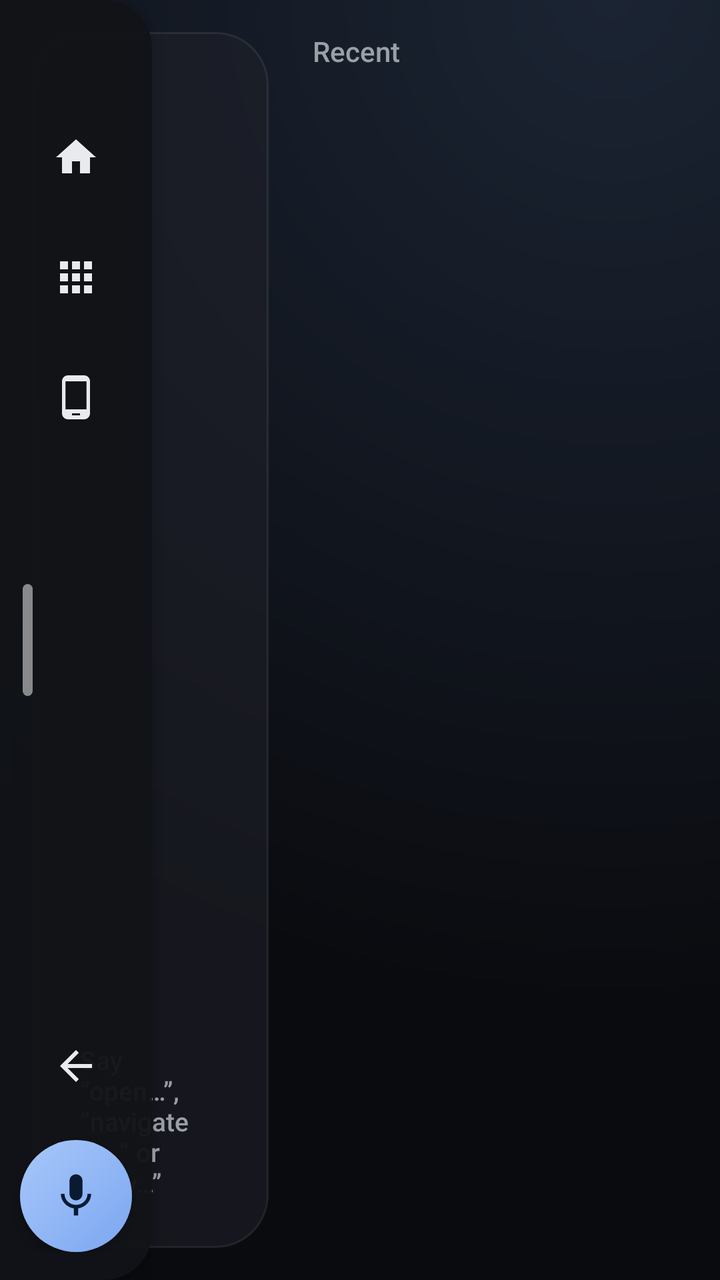
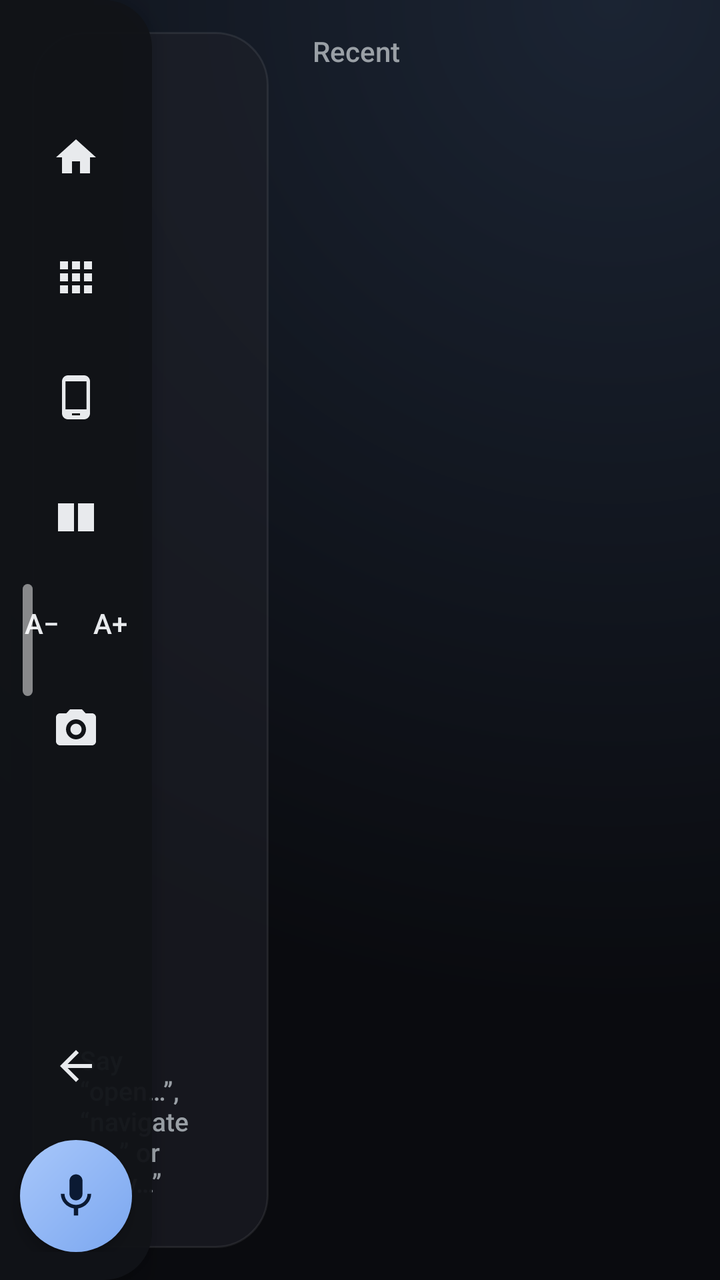

Compare the two renders of this Android layout. The source of the first and the diff that turns it into the second are given below.
<!-- AndroidManifest.xml: application theme Theme.OpenDash -->
<!-- res/layout/car_shell.xml -->
<?xml version="1.0" encoding="utf-8"?>
<FrameLayout xmlns:android="http://schemas.android.com/apk/res/android"
    android:id="@+id/root"
    android:layout_width="match_parent"
    android:layout_height="match_parent"
    android:background="@drawable/car_bg_gradient">

    <FrameLayout
        android:id="@+id/content"
        android:layout_width="match_parent"
        android:layout_height="match_parent">

        
        <LinearLayout
            android:id="@+id/pageHome"
            android:layout_width="match_parent"
            android:layout_height="match_parent"
            android:baselineAligned="false"
            android:orientation="horizontal"
            android:padding="16dp">

            <LinearLayout
                android:layout_width="0dp"
                android:layout_height="match_parent"
                android:layout_marginEnd="16dp"
                android:layout_weight="0.38"
                android:background="@drawable/card_bg"
                android:gravity="center_vertical"
                android:orientation="vertical"
                android:padding="24dp">

                <TextView
                    android:id="@+id/homeClock"
                    android:layout_width="wrap_content"
                    android:layout_height="wrap_content"
                    android:fontFamily="sans-serif-light"
                    android:includeFontPadding="false"
                    android:textColor="@color/car_text"
                    android:textSize="56sp" />

                <TextView
                    android:id="@+id/homeDate"
                    android:layout_width="wrap_content"
                    android:layout_height="wrap_content"
                    android:layout_marginTop="6dp"
                    android:fontFamily="sans-serif-medium"
                    android:textColor="@color/car_text_dim"
                    android:textSize="17sp" />

                <TextView
                    android:id="@+id/homeStatus"
                    android:layout_width="wrap_content"
                    android:layout_height="wrap_content"
                    android:layout_marginTop="18dp"
                    android:textColor="@color/car_accent"
                    android:textSize="15sp"
                    android:visibility="gone" />

                <View
                    android:layout_width="1dp"
                    android:layout_height="0dp"
                    android:layout_weight="1" />

                <TextView
                    android:layout_width="wrap_content"
                    android:layout_height="wrap_content"
                    android:fontFamily="sans-serif-medium"
                    android:text="Say “open…”, “navigate to…” or “play…”"
                    android:textColor="@color/car_text_dim"
                    android:textSize="13sp" />
            </LinearLayout>

            <LinearLayout
                android:layout_width="0dp"
                android:layout_height="match_parent"
                android:layout_weight="0.62"
                android:orientation="vertical">

                <TextView
                    android:layout_width="wrap_content"
                    android:layout_height="wrap_content"
                    android:layout_marginStart="6dp"
                    android:layout_marginBottom="6dp"
                    android:fontFamily="sans-serif-medium"
                    android:text="Recent"
                    android:textColor="@color/car_text_dim"
                    android:textSize="14sp" />

                <androidx.recyclerview.widget.RecyclerView
                    android:id="@+id/recentRow"
                    android:layout_width="match_parent"
                    android:layout_height="0dp"
                    android:layout_weight="1"
                    android:overScrollMode="never" />
            </LinearLayout>
        </LinearLayout>

        
        <androidx.recyclerview.widget.RecyclerView
            android:id="@+id/pageApps"
            android:layout_width="match_parent"
            android:layout_height="match_parent"
            android:clipToPadding="false"
            android:overScrollMode="never"
            android:padding="12dp"
            android:scrollbars="none"
            android:visibility="gone" />

        
        <FrameLayout
            android:id="@+id/pageMirror"
            android:layout_width="match_parent"
            android:layout_height="match_parent"
            android:background="#000000"
            android:visibility="gone">

            <TextureView
                android:id="@+id/mirrorView"
                android:layout_width="match_parent"
                android:layout_height="match_parent"
                android:layout_gravity="center" />

            <TextView
                android:id="@+id/mirrorHint"
                android:layout_width="wrap_content"
                android:layout_height="wrap_content"
                android:layout_gravity="center"
                android:background="@drawable/card_bg"
                android:fontFamily="sans-serif-medium"
                android:gravity="center"
                android:paddingStart="32dp"
                android:paddingTop="22dp"
                android:paddingEnd="32dp"
                android:paddingBottom="22dp"
                android:text="Tap here, then “Start now” on your phone to show it here"
                android:textColor="@color/car_text"
                android:textSize="18sp" />

            <LinearLayout
                android:id="@+id/drivingBlock"
                android:layout_width="match_parent"
                android:layout_height="match_parent"
                android:background="#F2000000"
                android:gravity="center"
                android:orientation="vertical"
                android:visibility="gone">

                <TextView
                    android:layout_width="wrap_content"
                    android:layout_height="wrap_content"
                    android:fontFamily="sans-serif-medium"
                    android:text="Video paused while driving"
                    android:textColor="@color/car_text"
                    android:textSize="24sp" />

                <TextView
                    android:layout_width="wrap_content"
                    android:layout_height="wrap_content"
                    android:layout_marginTop="8dp"
                    android:text="It comes back when the car stops"
                    android:textColor="@color/car_text_dim"
                    android:textSize="16sp" />
            </LinearLayout>
        </FrameLayout>

        <TextView
            android:id="@+id/bubble"
            android:layout_width="wrap_content"
            android:layout_height="wrap_content"
            android:layout_gravity="bottom|center_horizontal"
            android:layout_marginBottom="20dp"
            android:background="@drawable/bubble_bg"
            android:elevation="6dp"
            android:fontFamily="sans-serif-medium"
            android:maxWidth="560dp"
            android:paddingStart="24dp"
            android:paddingTop="12dp"
            android:paddingEnd="24dp"
            android:paddingBottom="12dp"
            android:textColor="@color/car_text"
            android:textSize="17sp"
            android:visibility="gone" />
    </FrameLayout>

    
    <LinearLayout
        android:id="@+id/rail"
        android:layout_width="76dp"
        android:layout_height="match_parent"
        android:layout_gravity="start"
        android:background="@drawable/rail_bg"
        android:elevation="10dp"
        android:gravity="center_horizontal"
        android:orientation="vertical"
        android:paddingTop="14dp"
        android:paddingBottom="14dp">

        <TextView
            android:id="@+id/railClock"
            android:layout_width="wrap_content"
            android:layout_height="wrap_content"
            android:layout_marginBottom="10dp"
            android:fontFamily="sans-serif-medium"
            android:textColor="@color/car_text"
            android:textSize="16sp" />

        <ImageButton
            android:id="@+id/btnHome"
            style="@style/RailButton"
            android:contentDescription="Home"
            android:src="@drawable/ic_home" />

        <ImageButton
            android:id="@+id/btnApps"
            style="@style/RailButton"
            android:contentDescription="All apps"
            android:src="@drawable/ic_apps" />

        <ImageButton
            android:id="@+id/btnScreen"
            style="@style/RailButton"
            android:contentDescription="Phone screen"
            android:src="@drawable/ic_phone_screen" />

        <View
            android:layout_width="1dp"
            android:layout_height="0dp"
            android:layout_weight="1" />

        <ImageButton
            android:id="@+id/btnBack"
            style="@style/RailButton"
            android:layout_marginBottom="10dp"
            android:contentDescription="Back"
            android:src="@drawable/ic_back" />

        <ImageButton
            android:id="@+id/btnMic"
            android:layout_width="56dp"
            android:layout_height="56dp"
            android:background="@drawable/mic_button_bg"
            android:contentDescription="Voice"
            android:elevation="4dp"
            android:padding="15dp"
            android:scaleType="fitCenter"
            android:src="@drawable/ic_mic"
            android:tint="#0B1A33" />
    </LinearLayout>


    
    <FrameLayout
        android:id="@+id/railHandle"
        android:layout_width="28dp"
        android:layout_height="96dp"
        android:layout_gravity="start|center_vertical"
        android:contentDescription="Open menu"
        android:elevation="10dp">

        <View
            android:layout_width="5dp"
            android:layout_height="56dp"
            android:layout_gravity="center"
            android:background="@drawable/handle_pill" />
    </FrameLayout>
</FrameLayout>
<!-- resources referenced by this layout -->
<resources>
  <color name="car_accent">#8AB4F8</color>
  <color name="car_text">#E8EAED</color>
  <color name="car_text_dim">#9AA0A6</color>
  <!-- drawable bubble_bg (drawable) -->
  <?xml version="1.0" encoding="utf-8"?>
  <shape xmlns:android="http://schemas.android.com/apk/res/android" android:shape="rectangle">
      <solid android:color="#E6202124" />
      <corners android:radius="28dp" />
      <stroke android:width="1dp" android:color="@color/car_accent" />
  </shape>
  <!-- drawable card_bg (drawable) -->
  <?xml version="1.0" encoding="utf-8"?>
  <shape xmlns:android="http://schemas.android.com/apk/res/android" android:shape="rectangle">
      <solid android:color="#991E2129" />
      <corners android:radius="26dp" />
      <stroke android:width="1dp" android:color="#14FFFFFF" />
  </shape>
  <!-- drawable handle_pill (drawable) -->
  <?xml version="1.0" encoding="utf-8"?>
  <shape xmlns:android="http://schemas.android.com/apk/res/android" android:shape="rectangle">
      <solid android:color="#80FFFFFF" />
      <corners android:radius="3dp" />
  </shape>
  <!-- drawable ic_home (drawable) -->
  <vector xmlns:android="http://schemas.android.com/apk/res/android"
      android:width="24dp" android:height="24dp"
      android:viewportWidth="24" android:viewportHeight="24"
      android:tint="?android:attr/textColorPrimary">
      <path android:fillColor="@android:color/white" android:pathData="M10,20v-6h4v6h5v-8h3L12,3 2,12h3v8z"/>
  </vector>
  <!-- drawable mic_button_bg (drawable) -->
  <?xml version="1.0" encoding="utf-8"?>
  <ripple xmlns:android="http://schemas.android.com/apk/res/android" android:color="#55FFFFFF">
      <item>
          <shape android:shape="oval">
              <gradient android:angle="315" android:startColor="#A8C7FA" android:endColor="#7BA7F0" />
          </shape>
      </item>
  </ripple>
  <!-- drawable rail_bg (drawable) -->
  <?xml version="1.0" encoding="utf-8"?>
  <shape xmlns:android="http://schemas.android.com/apk/res/android" android:shape="rectangle">
      <solid android:color="#F2111318" />
      <corners android:topRightRadius="24dp" android:bottomRightRadius="24dp" />
  </shape>
  <style name="Theme.OpenDash" parent="Theme.Material3.DayNight" />
  <color name="car_selected">#2B3A55</color>
  <!-- unchanged entries left out for length: 7 -->
</resources>

<!-- the commit's change to res/layout/car_shell.xml (unified diff, before → after) -->
@@ -114,11 +114,59 @@
             android:background="#000000"
             android:visibility="gone">
 
-            <TextureView
-                android:id="@+id/mirrorView"
+            <LinearLayout
+                android:id="@+id/screens"
                 android:layout_width="match_parent"
                 android:layout_height="match_parent"
-                android:layout_gravity="center" />
+                android:baselineAligned="false"
+                android:orientation="horizontal">
+
+                <FrameLayout
+                    android:id="@+id/paneA"
+                    android:layout_width="0dp"
+                    android:layout_height="match_parent"
+                    android:layout_weight="1">
+
+                    <TextureView
+                        android:id="@+id/mirrorView"
+                        android:layout_width="match_parent"
+                        android:layout_height="match_parent"
+                        android:layout_gravity="center" />
+                </FrameLayout>
+
+                <View
+                    android:id="@+id/splitDivider"
+                    android:layout_width="4dp"
+                    android:layout_height="match_parent"
+                    android:background="#33FFFFFF"
+                    android:visibility="gone" />
+
+                <FrameLayout
+                    android:id="@+id/paneB"
+                    android:layout_width="0dp"
+                    android:layout_height="match_parent"
+                    android:layout_weight="1"
+                    android:visibility="gone">
+
+                    <TextureView
+                        android:id="@+id/mirrorViewB"
+                        android:layout_width="match_parent"
+                        android:layout_height="match_parent" />
+
+                    <TextView
+                        android:id="@+id/hintB"
+                        android:layout_width="wrap_content"
+                        android:layout_height="wrap_content"
+                        android:layout_gravity="center"
+                        android:background="@drawable/card_bg"
+                        android:fontFamily="sans-serif-medium"
+                        android:gravity="center"
+                        android:padding="20dp"
+                        android:text="Tap to pick an app for this side"
+                        android:textColor="@color/car_text"
+                        android:textSize="16sp" />
+                </FrameLayout>
+            </LinearLayout>
 
             <TextView
                 android:id="@+id/mirrorHint"
@@ -204,28 +252,71 @@
             android:textColor="@color/car_text"
             android:textSize="16sp" />
 
-        <ImageButton
-            android:id="@+id/btnHome"
-            style="@style/RailButton"
-            android:contentDescription="Home"
-            android:src="@drawable/ic_home" />
-
-        <ImageButton
-            android:id="@+id/btnApps"
-            style="@style/RailButton"
-            android:contentDescription="All apps"
-            android:src="@drawable/ic_apps" />
-
-        <ImageButton
-            android:id="@+id/btnScreen"
-            style="@style/RailButton"
-            android:contentDescription="Phone screen"
-            android:src="@drawable/ic_phone_screen" />
-
-        <View
-            android:layout_width="1dp"
+        <ScrollView
+            android:layout_width="match_parent"
             android:layout_height="0dp"
-            android:layout_weight="1" />
+            android:layout_weight="1"
+            android:overScrollMode="never"
+            android:scrollbars="none">
+
+            <LinearLayout
+                android:layout_width="match_parent"
+                android:layout_height="wrap_content"
+                android:gravity="center_horizontal"
+                android:orientation="vertical">
+
+                <ImageButton
+                    android:id="@+id/btnHome"
+                    style="@style/RailButton"
+                    android:contentDescription="Home"
+                    android:src="@drawable/ic_home" />
+
+                <ImageButton
+                    android:id="@+id/btnApps"
+                    style="@style/RailButton"
+                    android:contentDescription="All apps"
+                    android:src="@drawable/ic_apps" />
+
+                <ImageButton
+                    android:id="@+id/btnScreen"
+                    style="@style/RailButton"
+                    android:contentDescription="Phone screen"
+                    android:src="@drawable/ic_phone_screen" />
+
+                <ImageButton
+                    android:id="@+id/btnSplit"
+                    style="@style/RailButton"
+                    android:contentDescription="Split screen"
+                    android:src="@drawable/ic_split" />
+
+                <LinearLayout
+                    android:id="@+id/zoomRow"
+                    android:layout_width="wrap_content"
+                    android:layout_height="wrap_content"
+                    android:layout_marginTop="6dp"
+                    android:orientation="horizontal">
+
+                    <TextView
+                        android:id="@+id/btnZoomOut"
+                        style="@style/ZoomButton"
+                        android:contentDescription="Make the app smaller"
+                        android:text="A−" />
+
+                    <TextView
+                        android:id="@+id/btnZoomIn"
+                        style="@style/ZoomButton"
+                        android:layout_marginStart="4dp"
+                        android:contentDescription="Make the app bigger"
+                        android:text="A+" />
+                </LinearLayout>
+
+                <ImageButton
+                    android:id="@+id/btnShot"
+                    style="@style/RailButton"
+                    android:contentDescription="Save a screenshot of the car screen"
+                    android:src="@drawable/ic_camera" />
+            </LinearLayout>
+        </ScrollView>
 
         <ImageButton
             android:id="@+id/btnBack"
<!-- resource entries referenced after the edit -->
@@ -23,12 +23,28 @@
       <solid android:color="#80FFFFFF" />
       <corners android:radius="3dp" />
   </shape>
+  <!-- drawable ic_camera (drawable) -->
+  <vector xmlns:android="http://schemas.android.com/apk/res/android"
+      android:width="24dp" android:height="24dp"
+      android:viewportWidth="24" android:viewportHeight="24"
+      android:tint="?android:attr/textColorPrimary">
+      <path android:fillColor="@android:color/white"
+          android:pathData="M9,2L7.17,4H4C2.9,4 2,4.9 2,6v12c0,1.1 0.9,2 2,2h16c1.1,0 2,-0.9 2,-2V6c0,-1.1 -0.9,-2 -2,-2h-3.17L15,2H9zM12,17c-2.76,0 -5,-2.24 -5,-5s2.24,-5 5,-5 5,2.24 5,5 -2.24,5 -5,5zM12,9.2c-1.55,0 -2.8,1.25 -2.8,2.8s1.25,2.8 2.8,2.8 2.8,-1.25 2.8,-2.8 -1.25,-2.8 -2.8,-2.8z"/>
+  </vector>
   <!-- drawable ic_home (drawable) -->
   <vector xmlns:android="http://schemas.android.com/apk/res/android"
       android:width="24dp" android:height="24dp"
       android:viewportWidth="24" android:viewportHeight="24"
       android:tint="?android:attr/textColorPrimary">
       <path android:fillColor="@android:color/white" android:pathData="M10,20v-6h4v6h5v-8h3L12,3 2,12h3v8z"/>
+  </vector>
+  <!-- drawable ic_split (drawable) -->
+  <vector xmlns:android="http://schemas.android.com/apk/res/android"
+      android:width="24dp" android:height="24dp"
+      android:viewportWidth="24" android:viewportHeight="24"
+      android:tint="?android:attr/textColorPrimary">
+      <path android:fillColor="@android:color/white"
+          android:pathData="M3,5h8v14H3zM13,5h8v14h-8z"/>
   </vector>
   <!-- drawable mic_button_bg (drawable) -->
   <?xml version="1.0" encoding="utf-8"?>
@@ -45,6 +61,17 @@
       <solid android:color="#F2111318" />
       <corners android:topRightRadius="24dp" android:bottomRightRadius="24dp" />
   </shape>
+  <style name="ZoomButton">
+          <item name="android:layout_width">30dp</item>
+          <item name="android:layout_height">40dp</item>
+          <item name="android:background">@drawable/rail_button_bg</item>
+          <item name="android:gravity">center</item>
+          <item name="android:clickable">true</item>
+          <item name="android:focusable">true</item>
+          <item name="android:fontFamily">sans-serif-medium</item>
+          <item name="android:textColor">@color/car_text</item>
+          <item name="android:textSize">14sp</item>
+      </style>
   <style name="Theme.OpenDash" parent="Theme.Material3.DayNight" />
   <color name="car_selected">#2B3A55</color>
   <!-- unchanged entries left out for length: 7 -->
